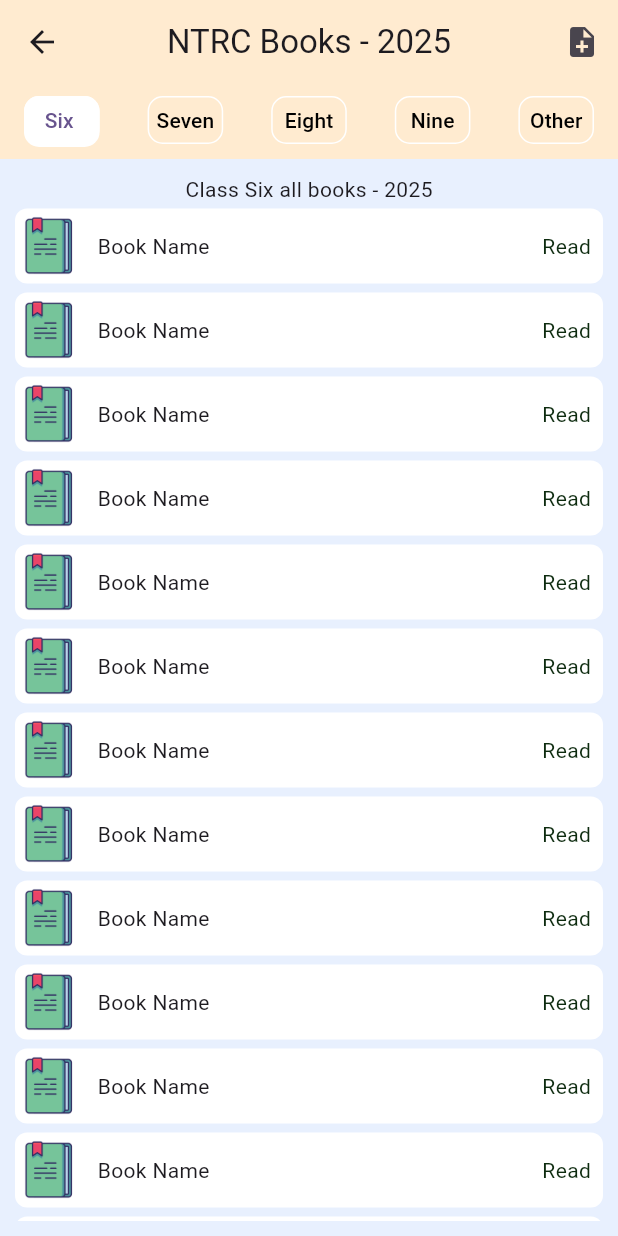
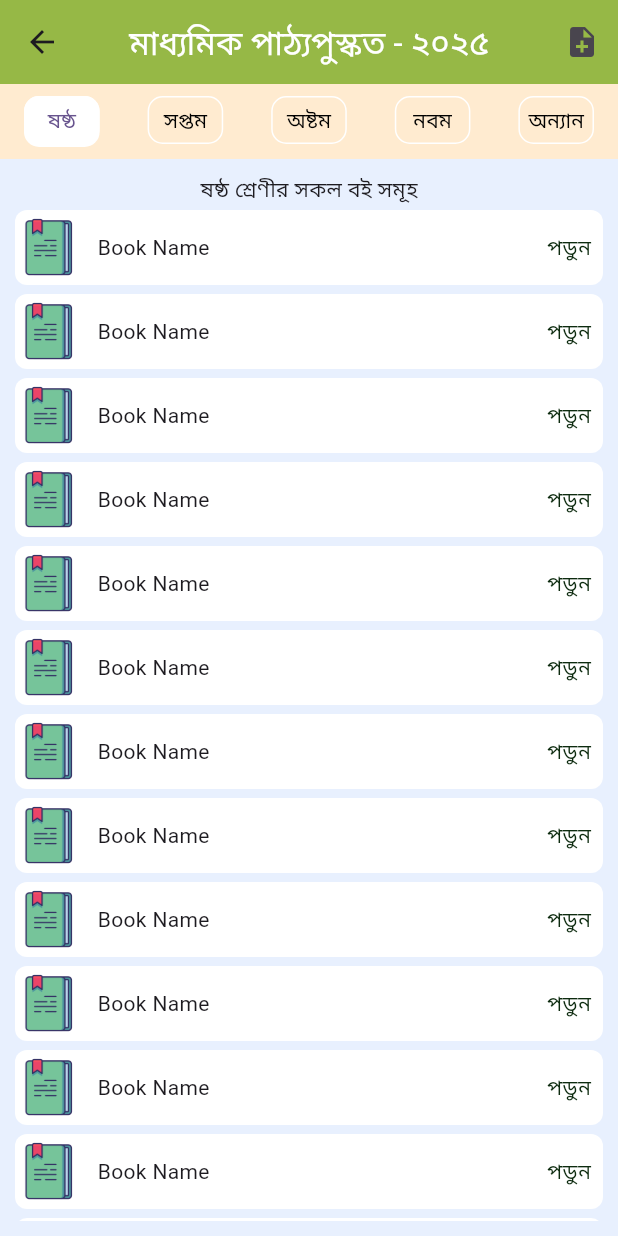
Before and after one commit to srmanry/pdbook, a Flutter app: the screen it shows after launch, on a phone screen of 412 x 824 dp. Run offline on Flutter 3.47's test engine with Material 3 defaults, Android fonts, the phone set to English and light mode, and no system bars; our stand-ins replace get.

Commit message:
last update

```diff
--- a/lib/class/calss_six.dart
+++ b/lib/class/calss_six.dart
@@ -12,7 +12,9 @@ class ClsSixScreen extends StatelessWidget {
         child: Column(
           children: [
             const Center(
-              child: Text(" Class Six all books - 2025 "),
+              child:
+            //  Text(" Class Six all books - 2025 "),
+              Text("ষষ্ঠ শ্রেণীর সকল বই সমূহ"),
             ),
             Expanded(
                 child: ListView.builder(
@@ -47,7 +49,8 @@ class ClsSixScreen extends StatelessWidget {
                               Padding(
                                 padding: const EdgeInsets.all(8.0),
                                 child: Text(
-                                  "Read",
+                                  'পডুন',
+                                 // "Read",
                                   style: TextStyle(
                                       color: Color.fromARGB(255, 13, 43, 15)),
                                 ),
--- a/lib/first_screen.dart
+++ b/lib/first_screen.dart
@@ -14,40 +14,20 @@ class FristScreen extends StatelessWidget {
 
   @override
   Widget build(BuildContext context) {
-    return SafeArea(
-      child: Scaffold(
-        backgroundColor: Color(0xfffFFEBD0),
-        appBar: AppBar(
-          backgroundColor: const Color(0xfffFFEBD0),
-          centerTitle: true,
-          title: const Text("NTRC Books - 2025"),
-          actions: [
-            IconButton(
-                onPressed: () {
-                  Get.to(const NoteScreen());
-                },
-                icon: const Icon(Icons.note_add))
-          ],
-        ),
-        body: Column(
-          children: [
-            Expanded(
-                flex: 2,
-                child: DefaultTabController(
-                    length: 5,
-                    child: Column(
-                      // mainAxisAlignment: MainAxisAlignment.center,
-                      // crossAxisAlignment: CrossAxisAlignment.center,
-                      children: [
-                        Material(
-                          child: Container(
-                            height: 50,
-                            color: Color(0xfffFFEBD0),
-                            child: Center(
-                              child: TabBar(
-                                  indicator: BoxDecoration(
-                                      borderRadius: BorderRadius.circular(10),
-                                      color: Colors.white),
+    return SafeArea(child: Scaffold(backgroundColor: Colors.cyan,
+        //backgroundColor: Color(0xfffFFEBD0),
+          appBar: AppBar(forceMaterialTransparency: false,
+         // backgroundColor: const Color(0xfffFFEBD0),
+          backgroundColor: const Color(0xfff96B846), centerTitle: true,
+          title: const Text(  "মাধ্যমিক পাঠ্যপুস্কত - ২০২৫",  style: TextStyle(color: Colors.white),),
+
+          actions: [ IconButton( onPressed: () { Get.to(const NoteScreen()); },  icon: const Icon(Icons.note_add))],),
+        body: Column( children: [Expanded( flex: 2,
+                child: DefaultTabController( length: 5,
+                    child: Column( children: [Material(
+                            child: Container(height: 50,color: const Color(0xfffFFEBD0),
+                            child: Center(child: TabBar(
+                                  indicator: BoxDecoration( borderRadius: BorderRadius.circular(10),  color: Colors.white),
                                   // unselectedLabelStyle:
                                   //     TextStyle(color: Colors.red),
                                   unselectedLabelColor: Colors.black,
@@ -57,106 +37,41 @@ class FristScreen extends StatelessWidget {
                                   // ),
                                   dividerHeight: 0,
                                   //dividerColor: Colors.amber,
-                                  padding:
-                                      const EdgeInsets.only(top: 8, bottom: 8),
+                                  padding:const EdgeInsets.only(top: 8, bottom: 8),
                                   //indicatorSize: TabBarIndicatorSize.label,
                                   // physics: const ClampingScrollPhysics(),
                                   // padding: const EdgeInsets.only(
                                   //     top: 10, left: 10, right: 10, bottom: 7),
                                   tabs: [
-                                    Tab(
-                                      child: Container(
-                                        height: 35,
-                                        decoration: BoxDecoration(
-                                          borderRadius:
-                                              BorderRadius.circular(10),
-                                          border: Border.all(
-                                              color: Colors.white, width: 1),
-                                        ),
-                                        child: const Align(
-                                          alignment: Alignment.center,
-                                          child: Text("Six "),
-                                        ),
-                                      ),
+                                  Tab(child: Container( height: 35, decoration: BoxDecoration( borderRadius: BorderRadius.circular(10),
+                                  border: Border.all(   color: Colors.white, width: 1),),
+                                  child: const Align( alignment: Alignment.center, child:Text("ষষ্ঠ"), ), ), ),
+
+                                    Tab(child: Container(height: 35,decoration: BoxDecoration( borderRadius:BorderRadius.circular(10),
+                                    border: Border.all(  color: Colors.white)),
+                                    child: const Align( alignment: Alignment.center, child:Text("সপ্তম"),  ),), ),
+
+                                    Tab( child: Container(height: 35,decoration: BoxDecoration(
+                                        borderRadius: BorderRadius.circular(10), border: Border.all( color: Colors.white)),
+                                        child: const Align(  alignment: Alignment.center,child:Text("অষ্টম"),), ),
                                     ),
-                                    Tab(
-                                      child: Container(
-                                        height: 35,
-                                        decoration: BoxDecoration(
-                                            borderRadius:
-                                                BorderRadius.circular(10),
-                                            border: Border.all(
-                                                color: Colors.white)),
-                                        child: const Align(
-                                          alignment: Alignment.center,
-                                          child: Text("Seven"),
-                                        ),
-                                      ),
+                                    Tab( child: Container( height: 35,
+                                            decoration: BoxDecoration( borderRadius: BorderRadius.circular(10),
+                                            border: Border.all( color: Colors.white)),
+                                            child: const Align( alignment: Alignment.center,  child:Text("নবম"), ),),
                                     ),
-                                    Tab(
-                                      child: Container(
-                                        height: 35,
-                                        decoration: BoxDecoration(
-                                            borderRadius:
-                                                BorderRadius.circular(10),
-                                            border: Border.all(
-                                                color: Colors.white)),
-                                        child: const Align(
-                                          alignment: Alignment.center,
-                                          child: Text("Eight"),
-                                        ),
-                                      ),
-                                    ),
-                                    Tab(
-                                      child: Container(
-                                        height: 35,
-                                        decoration: BoxDecoration(
-                                            borderRadius:
-                                                BorderRadius.circular(10),
-                                            border: Border.all(
-                                                color: Colors.white)),
-                                        child: const Align(
-                                          alignment: Alignment.center,
-                                          child: Text("Nine"),
-                                        ),
-                                      ),
-                                    ),
-                                    Tab(
-                                      child: Container(
-                                        height: 35,
-                                        decoration: BoxDecoration(
-                                            borderRadius:
-                                                BorderRadius.circular(10),
-                                            border: Border.all(
-                                                color: Colors.white)),
-                                        child: const Align(
-                                          alignment: Alignment.center,
-                                          child: Text("Other"),
-                                        ),
+                                    Tab(child: Container( height: 35,  decoration: BoxDecoration(
+                                            borderRadius: BorderRadius.circular(10),
+                                            border: Border.all( color: Colors.white)),
+                                            child: const Align( alignment: Alignment.center, child: Text("অন্যান"),),
                                       ),
                                     ),
                                   ]),
-                            ),
-                          ),
-                        ),
-                        const Expanded(
-                          child: TabBarView(children: [
-                            ClsSixScreen(),
-                            ClsSevenScreen(),
-                            ClsEigntScreen(),
-                            ClsNineScreen(),
-                            GridBookPage()
-                            // OthersScreen()
-                          ]),
-                        )
-                      ],
-                    ))),
-          ],
-        ),
-        // floatingActionButton: FloatingActionButton(
-        //   onPressed: () {},
-        //   child: Icon(Icons.note_add),
-        // ),
+                            ),),),
+                        const Expanded(child: TabBarView(children: [ClsSixScreen(), ClsSevenScreen(),  ClsEigntScreen(),  ClsNineScreen(),  GridBookPage()]), )
+                      ], ))),
+          ],),
+
       ),
     );
   }
```
Also changed, not shown: pubspec.lock.
